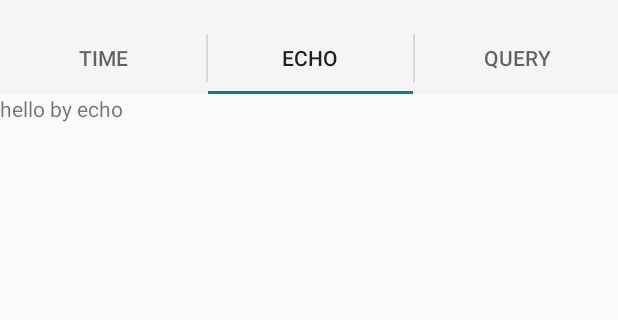
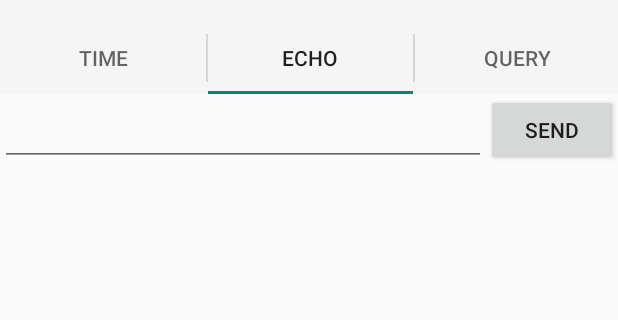
Before and after one commit to edhyah/MatrixAssistant, an Android app: the screen it shows after launch (MainActivity), tab 2 chosen, on a phone screen of 412 x 824 dp, the part 62-382 px from its top. Run offline under Robolectric (Android 15) with nearby library versions, the phone set to English and light mode, and no system bars.

Commit message:
updated matrix code by adding characters and implemented most of time fragment code

```diff
--- a/Assistant/app/src/main/java/com/example/edwardahn/assistant/MainActivity.java
+++ b/Assistant/app/src/main/java/com/example/edwardahn/assistant/MainActivity.java
@@ -138,7 +138,7 @@ public class MainActivity extends ActionBarActivity {
         }
     }
 
-    private void sendMessage(String message) {
+    public void sendMessage(String message) {
         // Check that we're actually connected before trying anything
         if (mBluetoothService.getState() != BluetoothService.STATE_CONNECTED) {
             Toast.makeText(this, R.string.not_connected, Toast.LENGTH_SHORT).show();
@@ -160,6 +160,10 @@ public class MainActivity extends ActionBarActivity {
         final ActionBar actionBar = getSupportActionBar();
         if (actionBar == null) return;
         actionBar.setSubtitle(subTitle);
+    }
+
+    public boolean isConnected() {
+        return mBluetoothService.getState() == mBluetoothService.STATE_CONNECTED;
     }
 
     private static class TabListener<T extends Fragment> implements ActionBar.TabListener {
--- a/Assistant/app/src/main/java/com/example/edwardahn/assistant/TimeFragment.java
+++ b/Assistant/app/src/main/java/com/example/edwardahn/assistant/TimeFragment.java
@@ -1,5 +1,6 @@
 package com.example.edwardahn.assistant;
 
+import android.app.Activity;
 import android.content.BroadcastReceiver;
 import android.content.Context;
 import android.content.Intent;
@@ -12,7 +13,6 @@ import android.view.ViewGroup;
 import android.widget.LinearLayout;
 import android.widget.TextView;
 
-import java.text.DateFormat;
 import java.text.SimpleDateFormat;
 import java.util.Date;
 
@@ -22,11 +22,18 @@ public class TimeFragment extends Fragment {
     private final SimpleDateFormat time = new SimpleDateFormat("hh:mm");
     private BroadcastReceiver mReceiver = null;
     private TextView mTextView;
+    private Activity mActivity = null;
 
     @Override
     public View onCreateView(LayoutInflater inflater, ViewGroup container,
                              Bundle savedInstanceState) {
         return (LinearLayout) inflater.inflate(R.layout.fragment_time, container, false);
+    }
+
+    @Override
+    public void onAttach(Activity activity) {
+        super.onAttach(activity);
+        mActivity = activity;
     }
 
     @Override
@@ -44,6 +51,10 @@ public class TimeFragment extends Fragment {
             public void onReceive(Context context, Intent intent) {
                 if (intent.getAction().compareTo(Intent.ACTION_TIME_TICK) == 0) {
                     mTextView.setText(time.format(new Date()));
+                    //if (mActivity != null && ((MainActivity) getActivity()).isConnected()) {
+                    if (mActivity != null && ((MainActivity) mActivity).isConnected()) {
+                        ((MainActivity) getActivity()).sendMessage(time.format(new Date()));
+                    }
                 }
             }
         };
--- a/Assistant/app/src/main/res/layout/activity_main.xml
+++ b/Assistant/app/src/main/res/layout/activity_main.xml
@@ -4,7 +4,5 @@
     android:paddingRight="@dimen/activity_horizontal_margin"
     android:paddingTop="@dimen/activity_vertical_margin"
     android:paddingBottom="@dimen/activity_vertical_margin" tools:context=".MainActivity">
-    <!-- last line above: android:id="@+id/"> -->
-
 
 </RelativeLayout>
--- a/Assistant/app/src/main/res/layout/fragment_echo.xml
+++ b/Assistant/app/src/main/res/layout/fragment_echo.xml
@@ -3,10 +3,39 @@
     android:layout_height="match_parent"
     tools:context="com.example.edwardahn.assistant.EchoFragment">
 
+    <!--
     <TextView
         android:id="@+id/view_echo"
         android:layout_width="match_parent"
         android:layout_height="match_parent"
-        android:text="hello by echo" />
+        android:text="hello by echo" /> -->
+
+    <ListView
+        android:id="@+id/in"
+        android:layout_width="match_parent"
+        android:layout_height="match_parent"
+        android:layout_weight="1"
+        android:stackFromBottom="true"
+        android:transcriptMode="alwaysScroll" />
+
+    <LinearLayout
+        android:layout_width="match_parent"
+        android:layout_height="wrap_content"
+        android:orientation="horizontal" >
+
+        <EditText
+            android:id="@+id/edit_text_out"
+            android:layout_width="wrap_content"
+            android:layout_height="wrap_content"
+            android:layout_gravity="bottom"
+            android:layout_weight="1" />
+
+        <Button
+            android:id="@+id/button_send"
+            android:layout_width="wrap_content"
+            android:layout_height="wrap_content"
+            android:text="@string/send" />
+
+    </LinearLayout>
 
 </LinearLayout>
--- a/Assistant/app/src/main/res/values/strings.xml
+++ b/Assistant/app/src/main/res/values/strings.xml
@@ -27,4 +27,7 @@
     <string name="title_connected_to">connected</string>
     <string name="title_not_connected">not connected</string>
 
+    <!-- Fragments -->
+    <string name="send">Send</string>
+
 </resources>
```
Also changed, not shown: 1 other file.
